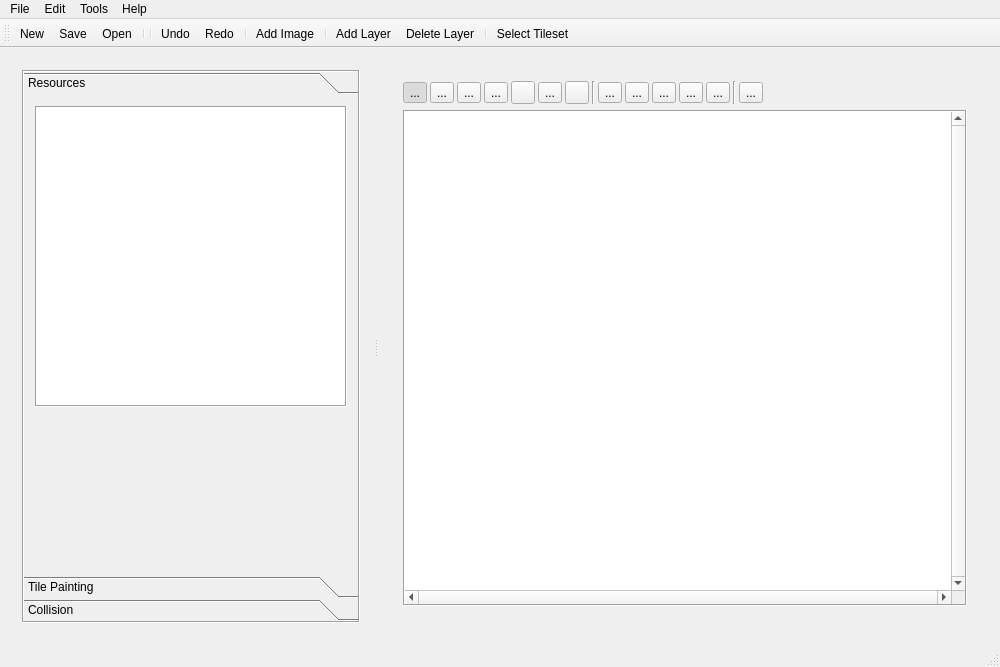
The window that MainWindow.ui (Preece/TGL) describes before a commit, drawn with Qt 5.
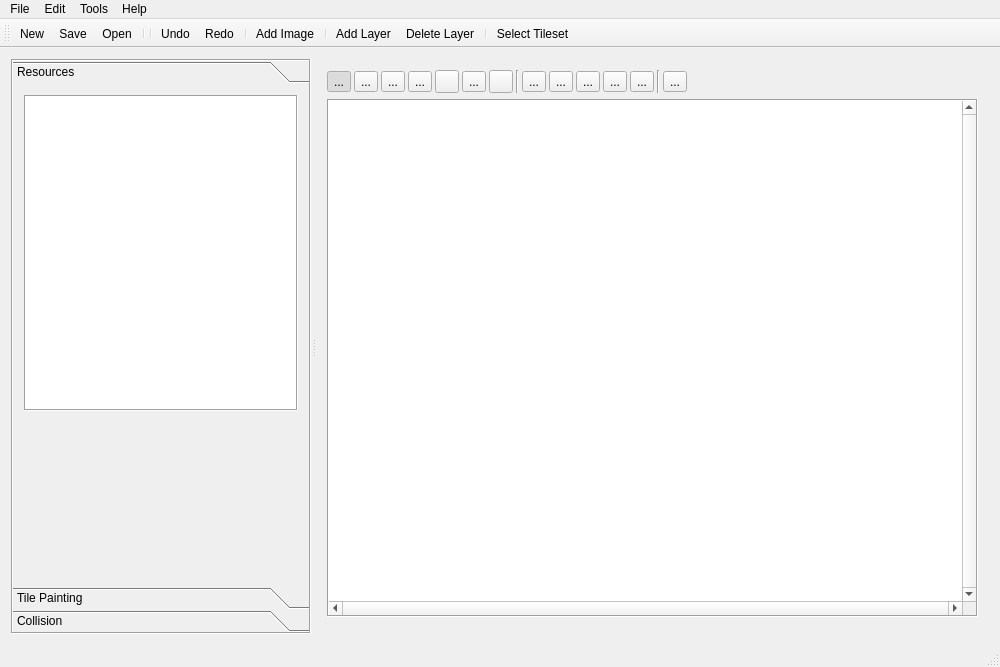
The same window after the commit. Icons and pictures are not drawn. Custom widgets are drawn as their Qt base class.

Patch:
```diff
--- a/MainWindow.ui
+++ b/MainWindow.ui
@@ -64,42 +64,24 @@
 </string>
   </property>
   <widget class="QWidget" name="centralWidget">
-   <layout class="QHBoxLayout" name="horizontalLayout_2">
-    <item>
+   <layout class="QGridLayout" name="gridLayout">
+    <item row="0" column="0">
      <widget class="QSplitter" name="splitter">
-      <property name="sizePolicy">
-       <sizepolicy hsizetype="Preferred" vsizetype="Preferred">
-        <horstretch>0</horstretch>
-        <verstretch>0</verstretch>
-       </sizepolicy>
-      </property>
-      <property name="minimumSize">
-       <size>
-        <width>0</width>
-        <height>0</height>
-       </size>
+      <property name="frameShape">
+       <enum>QFrame::NoFrame</enum>
       </property>
       <property name="lineWidth">
        <number>0</number>
       </property>
-      <property name="midLineWidth">
-       <number>0</number>
-      </property>
       <property name="orientation">
        <enum>Qt::Horizontal</enum>
       </property>
       <property name="handleWidth">
-       <number>10</number>
+       <number>5</number>
       </property>
       <property name="childrenCollapsible">
        <bool>false</bool>
       </property>
-      <widget class="QWidget" name="">
-       <layout class="QVBoxLayout" name="verticalLayout_2">
-        <property name="sizeConstraint">
-         <enum>QLayout::SetDefaultConstraint</enum>
-        </property>
-        <item>
          <widget class="QToolBox" name="toolBox">
           <property name="sizePolicy">
            <sizepolicy hsizetype="Preferred" vsizetype="Preferred">
@@ -139,8 +121,8 @@
             <rect>
              <x>0</x>
              <y>0</y>
-             <width>353</width>
-             <height>509</height>
+          <width>298</width>
+          <height>511</height>
             </rect>
            </property>
            <attribute name="icon">
@@ -350,18 +332,6 @@
            </attribute>
           </widget>
          </widget>
-        </item>
-       </layout>
-      </widget>
-      <widget class="QWidget" name="">
-       <layout class="QVBoxLayout" name="verticalLayout" stretch="0">
-        <property name="spacing">
-         <number>0</number>
-        </property>
-        <property name="sizeConstraint">
-         <enum>QLayout::SetDefaultConstraint</enum>
-        </property>
-        <item>
          <widget class="QStackedWidget" name="viewStack">
           <property name="sizePolicy">
            <sizepolicy hsizetype="Expanding" vsizetype="Preferred">
@@ -751,9 +721,6 @@
            </layout>
           </widget>
           <widget class="QWidget" name="page_4"/>
-         </widget>
-        </item>
-       </layout>
       </widget>
      </widget>
     </item>
```
Left out of the diff: 15 changed lines with no effect on the pictures. Lines whose indentation alone changed are shown as unchanged.
